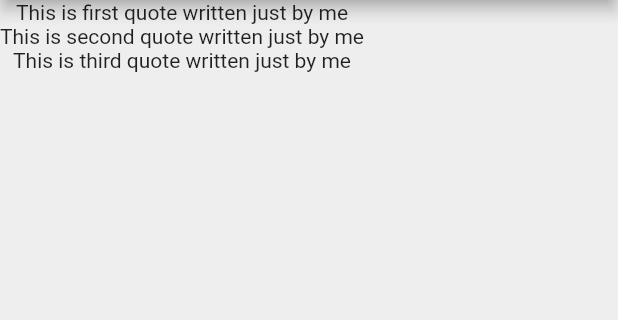
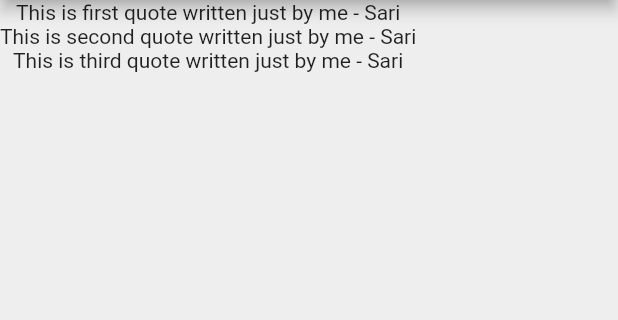
Before and after one commit to s336154/quotes, a Flutter app: the screen it shows after launch, on a phone screen of 412 x 824 dp, the part 84-404 px from its top. Run offline on Flutter 3.47's test engine with Material 2 defaults, Android fonts, the phone set to English and light mode, and no system bars.

Commit message:
Author and Quotes

```diff
--- a/lib/main.dart
+++ b/lib/main.dart
@@ -1,4 +1,5 @@
 import 'package:flutter/material.dart';
+import 'quote.dart';
 
 void main() => runApp(MaterialApp(
     home: QuoteList(),
@@ -11,10 +12,10 @@ class QuoteList extends StatefulWidget {
 
 class _QuoteListState extends State<QuoteList> {
 
-  List<String> quotes = [
-    "This is first quote written just by me",
-    "This is second quote written just by me",
-    "This is third quote written just by me",
+  List<Quote> quotes = [
+    Quote(author: 'Sari', text:"This is first quote written just by me"),
+    Quote(author: 'Sari', text:"This is second quote written just by me"),
+    Quote(author: 'Sari', text:"This is third quote written just by me"),
   ];
 
 
@@ -29,7 +30,7 @@ class _QuoteListState extends State<QuoteList> {
         backgroundColor: Colors.redAccent,
       ),
       body: Column(
-        children: quotes.map((quote) => Text(quote)).toList(),
+        children: quotes.map((quote) => Text('${quote.text} - ${quote.author}')).toList(),
       )
       ,
     );
```
